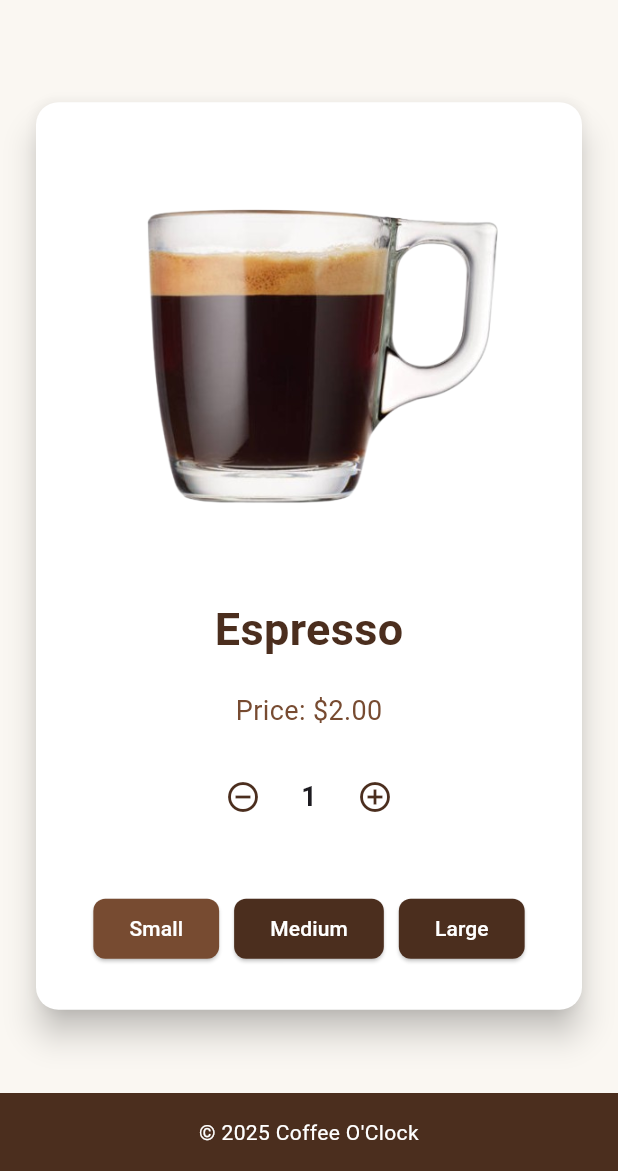
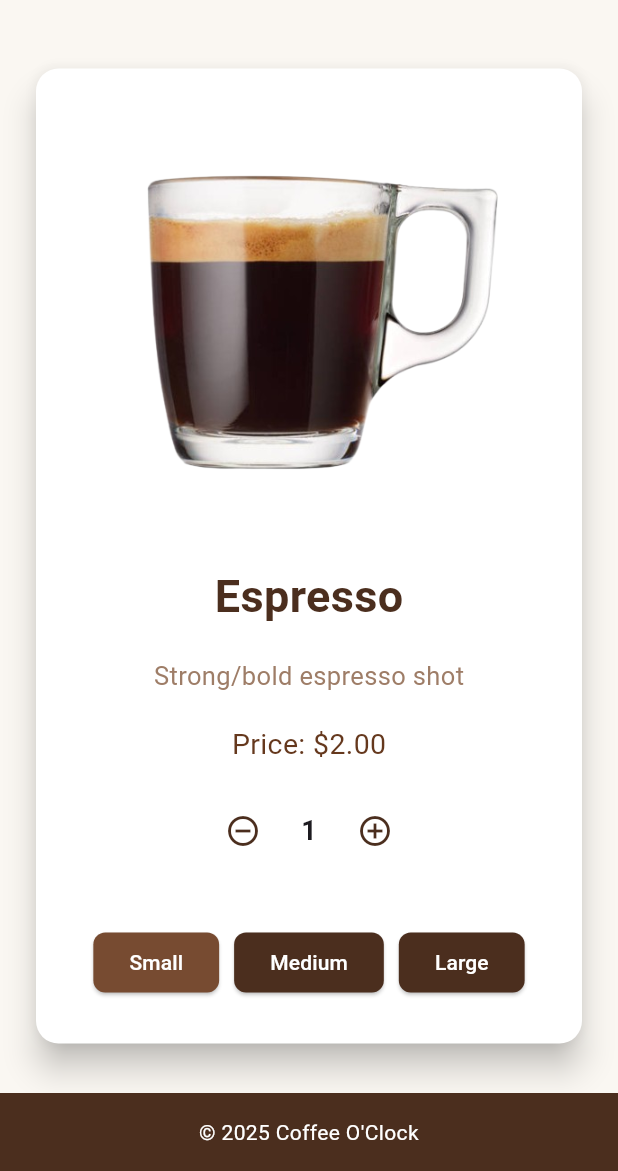
Before and after one commit to AngelaB111/Flutter-Coffee-store, a Flutter app: the screen it shows after launch, scrolled down 919 dp, after a tap on "See Details", on a phone screen of 412 x 824 dp, the part 65-1236 px from its top. Run offline on Flutter 3.47's test engine with Material 3 defaults, Android fonts, the phone set to English and light mode, and no system bars.

Commit message:
modified:   lib/About.dart 	modified:   lib/ItemDetails.dart 	modified:   lib/ProductList.dart 	modified:   lib/ProductListView.dart 	modified:   lib/main.dart 	modified:   pubspec.yaml

```diff
--- a/lib/About.dart
+++ b/lib/About.dart
@@ -8,11 +8,8 @@ class About extends StatelessWidget {
     return Container(
       width: double.infinity,
       height: 400,
-
       child: Column(
-
         children: [
-
           Padding(
             padding:  const EdgeInsets.all(5),
             child: Text("About Us", style:TextStyle( fontSize: 30 ,
@@ -37,10 +34,8 @@ class About extends StatelessWidget {
                 ),),
                   Expanded(
                   child: Column(
-
                     crossAxisAlignment: CrossAxisAlignment.start,
                     children: const [
-
                       SizedBox(height: 25,),
                       Text(
                         "The Heart of Our Coffee",
--- a/lib/ItemDetails.dart
+++ b/lib/ItemDetails.dart
@@ -98,15 +98,19 @@ class _DetailPageState extends State<DetailPage> {
                 ),
                 SizedBox(height: 20),
                 Text(
+                  widget.description,
+                  style: TextStyle(fontSize: 17, color: Color(0xFF9E7D67)),
+                ),
+                SizedBox(height: 20),
+                Text(
                   "Price: \$${price.toStringAsFixed(2)}",
-                  style: TextStyle(fontSize: 18, color: Color(0xFF774B31)),
+                  style: TextStyle(fontSize: 19, color: Color(0xFF65381D)),
                 ),
                 SizedBox(height: 10),Padding(
                   padding: const EdgeInsets.symmetric(vertical: 10.0),
                   child: Row(
                     mainAxisAlignment: MainAxisAlignment.center,
                     children: [
-                      // Decrement button
                       IconButton(
                         icon: Icon(Icons.remove_circle_outline, color: Color(0xFF4B2E1E)),
                         onPressed: () {
@@ -124,7 +128,6 @@ class _DetailPageState extends State<DetailPage> {
                           style: TextStyle(fontSize: 18, fontWeight: FontWeight.bold),
                         ),
                       ),
-                      // Increment button
                       IconButton(
                         icon: Icon(Icons.add_circle_outline, color: Color(0xFF4B2E1E)),
                         onPressed: () {
--- a/lib/ProductList.dart
+++ b/lib/ProductList.dart
@@ -1,9 +1,7 @@
 import 'package:flutter/material.dart';
-import 'package:mobile/About.dart';
+import 'package:mobile/about.dart';
 import 'package:mobile/Home1.dart';
-import 'package:mobile/ItemDetails.dart';
 import 'package:mobile/ProductListView.dart';
-
 
 class Productlist extends StatefulWidget {
   const Productlist({super.key});
@@ -18,7 +16,7 @@ class _ProductlistState extends State<Productlist> {
       "Title": "Iced Latte",
       "subtitle": "4.0",
       "description": "Chilled milk coffee",
-      "Image": "assets/latte.png"
+      "Image": "assets/latte.png",
     },
     {
       "Title": "Frappe",
@@ -49,9 +47,7 @@ class _ProductlistState extends State<Productlist> {
   @override
   Widget build(BuildContext context) {
     const coffeeBrown = Color(0xFF774B31);
-    const cardColor = Color(0xFFDCC6B3);
     const titleColor = Color(0xFF4B2E1E);
-    const subtitleColor = Color(0xFF7B5E4A);
 
     return Scaffold(
       appBar: AppBar(
@@ -70,9 +66,11 @@ class _ProductlistState extends State<Productlist> {
               children: [
                 Home1(),
                 SizedBox(height: 20),
+
                 Productlistview(products: Products),
+
                 SizedBox(height: 20),
-                About(),
+               About(),
               ],
             ),
           ],
--- a/lib/ProductListView.dart
+++ b/lib/ProductListView.dart
@@ -14,7 +14,9 @@ class Productlistview extends StatelessWidget {
     const subtitleColor = Color(0xFF7B5E4A);
     return Column(
       children: products.map((product) {
-        return Card(
+        return
+        Padding(padding: const EdgeInsets.symmetric(horizontal: 10.0),
+        child:   Card(
           color: cardColor,
           shape: RoundedRectangleBorder(
             borderRadius: BorderRadius.circular(15),
@@ -98,7 +100,7 @@ class Productlistview extends StatelessWidget {
               ],
             ),
           ),
-        );
+        ), );
       }).toList(),
     );
   }
--- a/lib/main.dart
+++ b/lib/main.dart
@@ -1,5 +1,5 @@
 import 'package:flutter/material.dart';
-import 'productlist.dart'; // import your Productlist page
+import 'productlist.dart';
 
 void main() {
   runApp(const MyApp());
--- a/pubspec.yaml
+++ b/pubspec.yaml
@@ -94,4 +94,3 @@ flutter:
     - assets/beans.jpg
     - assets/coffee-milkshake.png
     - assets/cup1.png
-    - assets/background.png
```
